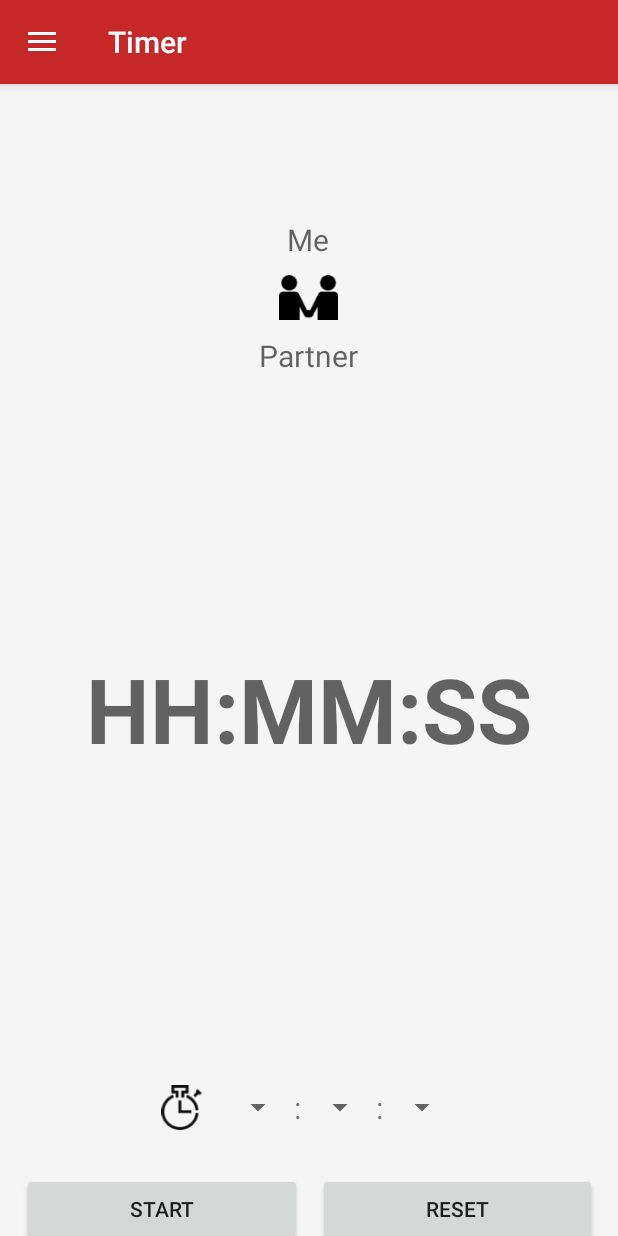
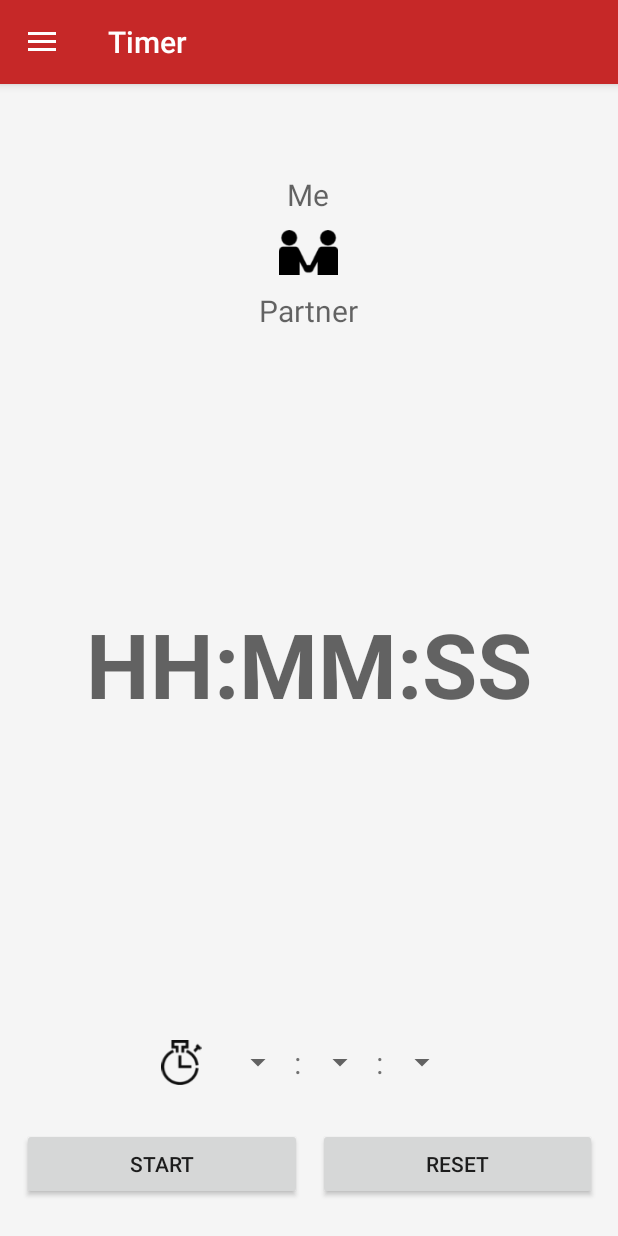
Before and after one commit to sebbe33/EDA_397_2016_Group3, an Android app: the screen it shows after launch (MainActivity), in the side drawer, after a tap on "Timer", on a phone screen of 412 x 824 dp. Run offline under Robolectric (Android 15) with nearby library versions, the phone set to English and light mode, and no system bars; libraries missing offline, so code that uses them is left out: com.nineoldandroids.animation, org.trello4j, org.trello4j.model; 8 statements that could not run were skipped.

Commit message:
fix the UI problem

```diff
--- a/app/src/main/res/layout/fragment_timer.xml
+++ b/app/src/main/res/layout/fragment_timer.xml
@@ -23,7 +23,7 @@
             android:orientation="horizontal"
             android:layout_width="match_parent"
             android:layout_height="wrap_content"
-            android:layout_marginTop="60dp"
+            android:layout_marginTop="30dp"
             android:rowCount="3"
             android:columnCount="1">
 
--- a/app/src/main/res/layout/fragment_trello_setup.xml
+++ b/app/src/main/res/layout/fragment_trello_setup.xml
@@ -6,7 +6,7 @@
     android:paddingBottom="@dimen/activity_vertical_margin"
     android:paddingLeft="@dimen/activity_horizontal_margin"
     android:paddingRight="@dimen/activity_horizontal_margin"
-    android:paddingTop="60dp"
+    android:paddingTop="20dp"
     tools:context=".trello.TrelloSetupFragment">
 
     <ImageView
--- a/app/src/main/res/layout/main_fragment_layout.xml
+++ b/app/src/main/res/layout/main_fragment_layout.xml
@@ -30,5 +30,6 @@
         android:id="@+id/flContent"
         android:layout_width="match_parent"
         android:layout_height="match_parent"
-        app:layout_behavior="@string/appbar_scrolling_view_behavior"/>
+        app:layout_behavior="@string/appbar_scrolling_view_behavior"
+        android:paddingBottom="30dp" />
 </android.support.design.widget.CoordinatorLayout>
```
